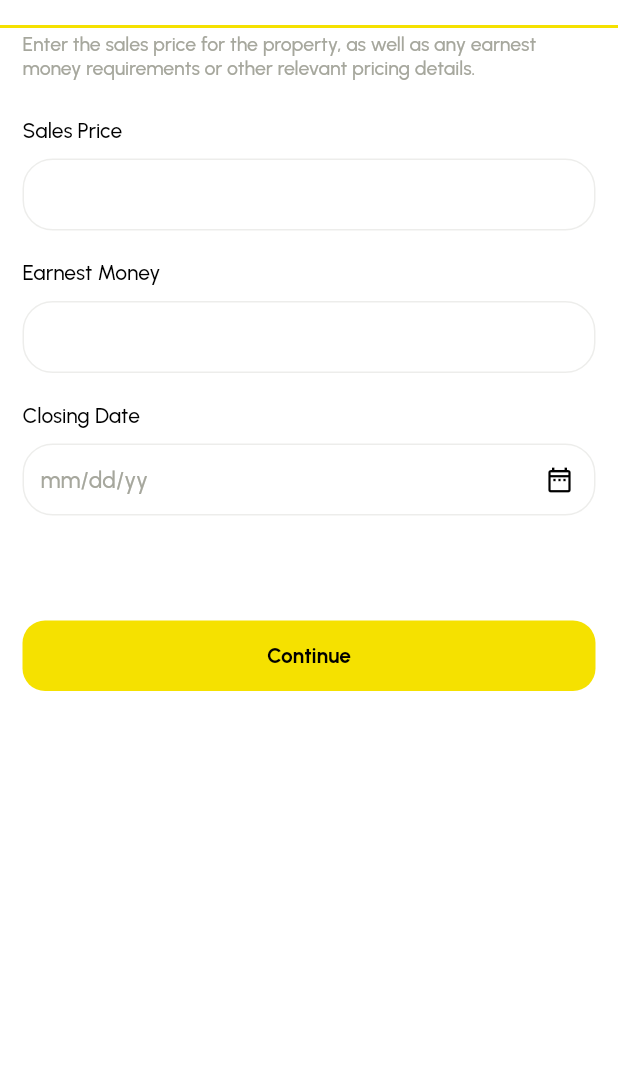
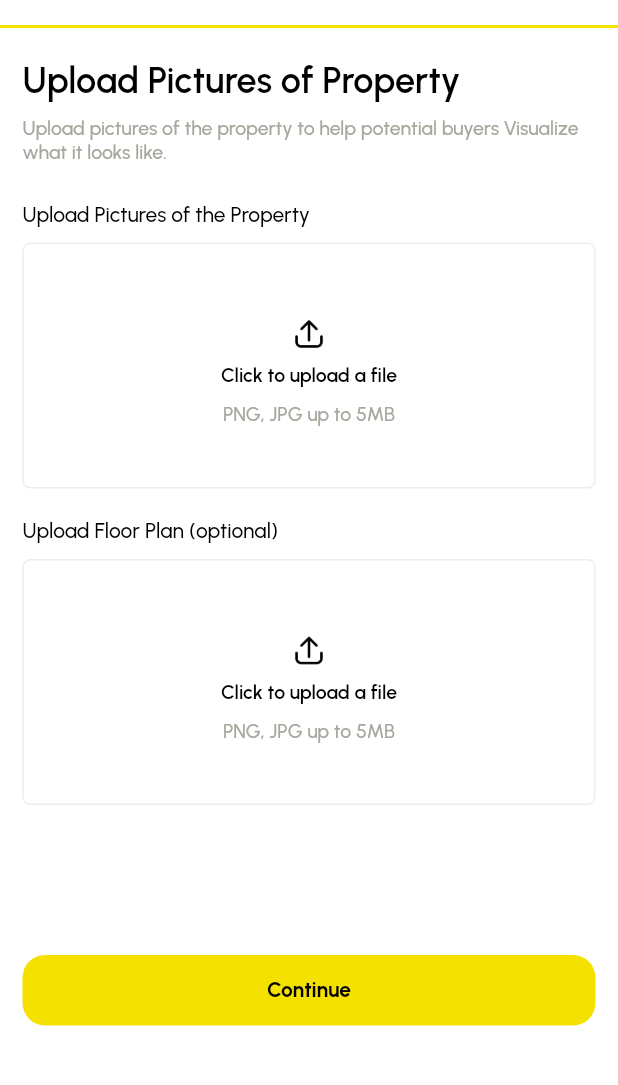
Before and after one commit to QuickFast-io/UX, a Flutter app: the PropertyInfo_Screen4 screen opened directly, scrolled down 56 dp, after a tap on "Continue", on a phone screen of 412 x 824 dp, the part 56-1141 px from its top. Run offline on Flutter 3.47's test engine with Material 2 defaults, Android fonts, the phone set to English and light mode, and no system bars; our stand-ins replace awesome_snackbar_content, floating_bottom_navigation_bar, flutter_spinkit, flutter_svg, google_fonts, shared_preferences; missing offline and left inert: country_calling_code_picker, flutter_sim_country_code; accounts and stored records are empty.

Commit message:
rabit_changes_23_01_23-5

```diff
--- a/lib/screens/side_menu/property_info_4.dart
+++ b/lib/screens/side_menu/property_info_4.dart
@@ -3,6 +3,7 @@ import 'package:flutter/material.dart';
 import 'package:rabbit/common/colors.dart';
 import 'package:rabbit/common/custom_widget.dart';
 import 'package:rabbit/common/textformfield_custom.dart';
+import 'package:rabbit/screens/side_menu/property_info_5.dart';
 
 class PropertyInfo_Screen4 extends StatefulWidget {
   const PropertyInfo_Screen4({Key? key}) : super(key: key);
@@ -254,6 +255,7 @@ class _PropertyInfo_Screen4State extends State<PropertyInfo_Screen4> {
                     textInputType: TextInputType.datetime,
                     controller: dateController,
                   ),
+
                   SizedBox(
                     height: 20.0,
                   ),
@@ -268,10 +270,10 @@ class _PropertyInfo_Screen4State extends State<PropertyInfo_Screen4> {
               InkWell(
                 onTap: (){
                   setState(() {
-                    // Navigator.of(context).push(
-                    //     MaterialPageRoute(
-                    //         builder: (context) =>
-                    //             PropertyInfo_Screen3()));
+                    Navigator.of(context).push(
+                        MaterialPageRoute(
+                            builder: (context) =>
+                                PropertyInfo_Screen5()));
                   });
                 },
                 child: Container(
--- /dev/null
+++ b/lib/screens/side_menu/property_info_5.dart
@@ -0,0 +1,284 @@
+import 'package:flutter/cupertino.dart';
+import 'package:flutter/material.dart';
+import 'package:flutter_svg/flutter_svg.dart';
+import 'package:rabbit/common/colors.dart';
+import 'package:rabbit/common/custom_widget.dart';
+
+class PropertyInfo_Screen5 extends StatefulWidget {
+  const PropertyInfo_Screen5({Key? key}) : super(key: key);
+
+  @override
+  State<PropertyInfo_Screen5> createState() => _PropertyInfo_Screen5State();
+}
+
+class _PropertyInfo_Screen5State extends State<PropertyInfo_Screen5> {
+  @override
+  Widget build(BuildContext context) {
+    return Scaffold(
+      backgroundColor: AppColors.whiteColor,
+      appBar: AppBar(
+        shape: Border(
+            bottom: BorderSide(
+                color: AppColors.appColor,
+                width: 2.0
+            )
+        ),
+        backgroundColor: AppColors.whiteColor,
+        elevation: 0.0,
+        leading: Padding(
+            padding:
+            EdgeInsets.only(left: 9.0, bottom: 5.0, top: 5.0, right: 2.0),
+            child: InkWell(
+              onTap: () {
+                Navigator.pop(context);
+              },
+              child: Icon(
+                Icons.arrow_back_rounded,
+                color: AppColors.blackColor,
+
+              ),
+            )),
+        // title: Text(
+        //   "Profile".toUpperCase(),
+        //   style: CustomWidget(context: context).CustomSizedTextStyle(
+        //       16.0, AppColors.blackColor, FontWeight.w600, 'FontRegular'),
+        // ),
+        actions: [
+          Container(
+            padding: EdgeInsets.fromLTRB(1.0, 0.0, 15.0, 0.0),
+            child:  Center(
+              child: Text(
+                "Cancel",
+                style: CustomWidget(context: context).CustomSizedTextStyle(
+                    15.0, AppColors.blackColor, FontWeight.w500, 'FontRegular'),
+              ),
+            ),
+          )
+        ],
+      ),
+      body: SingleChildScrollView(
+        child: Container(
+          width: MediaQuery.of(context).size.width,
+          height: MediaQuery.of(context).size.height,
+          padding: EdgeInsets.fromLTRB(15.0, 5.0, 15.0, 10.0),
+          color: AppColors.whiteColor,
+          child: Column(
+            crossAxisAlignment: CrossAxisAlignment.start,
+            children: [
+              SizedBox(height: 15.0,),
+
+              Text(
+                "Upload Pictures of Property",
+                style: CustomWidget(context: context)
+                    .CustomSizedTextStyle(
+                    24.0,
+                    AppColors.blackColor,
+                    FontWeight.w600,
+                    'FontRegular'),
+              ),
+              SizedBox(
+                height: 10.0,
+              ),
+              Text(
+                "Upload pictures of the property to help potential buyers Visualize what it looks like.",
+                style: CustomWidget(context: context)
+                    .CustomSizedTextStyle(
+                    13.0,
+                    AppColors.hintColor,
+                    FontWeight.w500,
+                    'FontRegular'),
+              ),
+              SizedBox(
+                height: 25.0,
+              ),
+              Form(child: Column(
+                crossAxisAlignment: CrossAxisAlignment.start,
+                children: [
+                  Text(
+                    "Upload Pictures of the Property",
+                    style: CustomWidget(context: context)
+                        .CustomSizedTextStyle(
+                        14.0,
+                        AppColors.blackColor,
+                        FontWeight.w500,
+                        'FontRegular'),
+                  ),
+                  SizedBox(
+                    height: 10.0,
+                  ),
+
+                  InkWell(
+                    onTap: () async {
+                    },
+                    child: Container(
+                      width: MediaQuery.of(context).size.width,
+                      padding: EdgeInsets.fromLTRB(10, 50.0, 10, 40.0),
+                      decoration: BoxDecoration(
+                        border: Border.all(
+                            color: AppColors
+                                .hintColor
+                                .withOpacity(0.2),
+                            width: 1.0),
+                        borderRadius: BorderRadius.circular(5.0),
+                        color: Colors.transparent,
+                      ),
+                      child: Column(
+                        crossAxisAlignment: CrossAxisAlignment.center,
+                        mainAxisAlignment: MainAxisAlignment.center,
+                        children: [
+                          Image.asset(
+                            'assets/menu/upload.png',
+                            height: 20.0,
+                            width: 20.0,
+                            color: AppColors.blackColor,
+                          ),
+                          SizedBox(
+                            height: 10.0,
+                          ),
+                          Text(
+                            "Click to upload a file",
+                            textAlign: TextAlign.center,
+                            style: CustomWidget(context: context)
+                                .CustomSizedTextStyle(
+                                13.0,
+                                AppColors.blackColor,
+                                FontWeight.w600,
+                                'FontRegular'),
+                          ),
+                          SizedBox(
+                            height: 10.0,
+                          ),
+                          Text(
+                            "PNG, JPG up to 5MB",
+                            textAlign: TextAlign.center,
+                            style: CustomWidget(context: context)
+                                .CustomSizedTextStyle(
+                                13.0,
+                                AppColors.hintColor,
+                                FontWeight.w500,
+                                'FontRegular'),
+                          ),
+                        ],
+                      ),
+                    ),
+                  ),
+
+                  SizedBox(
+                    height: 20.0,
+                  ),
+
+                  Text(
+                    "Upload Floor Plan (optional)",
+                    style: CustomWidget(context: context)
+                        .CustomSizedTextStyle(
+                        14.0,
+                        AppColors.blackColor,
+                        FontWeight.w500,
+                        'FontRegular'),
+                  ),
+                  SizedBox(
+                    height: 10.0,
+                  ),
+
+                  InkWell(
+                    onTap: () async {
+                    },
+                    child: Container(
+                      width: MediaQuery.of(context).size.width,
+                      padding: EdgeInsets.fromLTRB(10, 50.0, 10, 40.0),
+                      decoration: BoxDecoration(
+                        border: Border.all(
+                            color: AppColors
+                                .hintColor
+                                .withOpacity(0.2),
+                            width: 1.0),
+                        borderRadius: BorderRadius.circular(5.0),
+                        color: Colors.transparent,
+                      ),
+                      child: Column(
+                        crossAxisAlignment: CrossAxisAlignment.center,
+                        mainAxisAlignment: MainAxisAlignment.center,
+                        children: [
+                          Image.asset(
+                            'assets/menu/upload.png',
+                            height: 20.0,
+                            width: 20.0,
+                            color: AppColors.blackColor,
+                          ),
+                          SizedBox(
+                            height: 10.0,
+                          ),
+                          Text(
+                            "Click to upload a file",
+                            textAlign: TextAlign.center,
+                            style: CustomWidget(context: context)
+                                .CustomSizedTextStyle(
+                                13.0,
+                                AppColors.blackColor,
+                                FontWeight.w600,
+                                'FontRegular'),
+                          ),
+                          SizedBox(
+                            height: 10.0,
+                          ),
+                          Text(
+                            "PNG, JPG up to 5MB",
+                            textAlign: TextAlign.center,
+                            style: CustomWidget(context: context)
+                                .CustomSizedTextStyle(
+                                13.0,
+                                AppColors.hintColor,
+                                FontWeight.w500,
+                                'FontRegular'),
+                          ),
+                        ],
+                      ),
+                    ),
+                  ),
+
+
+                ],
+              )),
+              Container(
+                height: 100.0,
+              ),
+
+              InkWell(
+                onTap: (){
+                  setState(() {
+                    // Navigator.of(context).push(
+                    //     MaterialPageRoute(
+                    //         builder: (context) =>
+                    //             PropertyInfo_Screen3()));
+                  });
+                },
+                child: Container(
+                  padding: EdgeInsets.fromLTRB(5.0, 15.0, 5.0, 15.0),
+                  decoration: BoxDecoration(
+                    color: AppColors.appColor,
+                    // border: Border.all(
+                    //     color: AppColors.blackColor
+                    // ),
+                    borderRadius: BorderRadius.circular(15.0),
+                  ),
+                  child: Center(
+                    child: Text(
+                      "Continue",
+                      style: CustomWidget(context: context)
+                          .CustomSizedTextStyle(
+                          14.0,
+                          AppColors.blackColor,
+                          FontWeight.w700,
+                          'FontRegular'),
+                    ),
+                  ),
+                ),
+              ),
+            ],
+
+          ),
+        ),
+      ),
+    );
+  }
+}
--- a/pubspec.yaml
+++ b/pubspec.yaml
@@ -50,6 +50,7 @@ dependencies:
   roundcheckbox:
   flutter_paypal:
 
+
 dev_dependencies:
   flutter_test:
     sdk: flutter
```
Also changed, not shown: assets/menu/upload.png (added).
